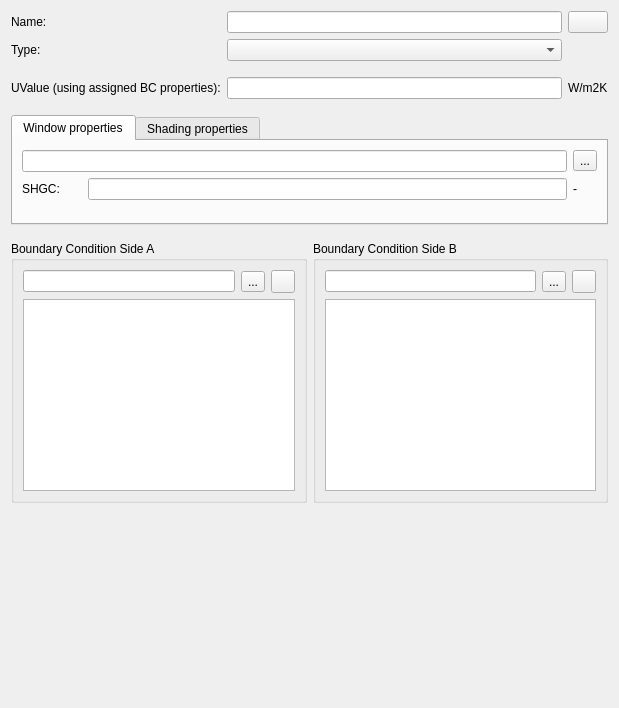
This is SIM-VICUS/src/SVDBSubSurfaceComponentEditWidget.ui in Brockaaa/SIM-VICUS as Qt 5 draws it before an edit. The edited form follows.
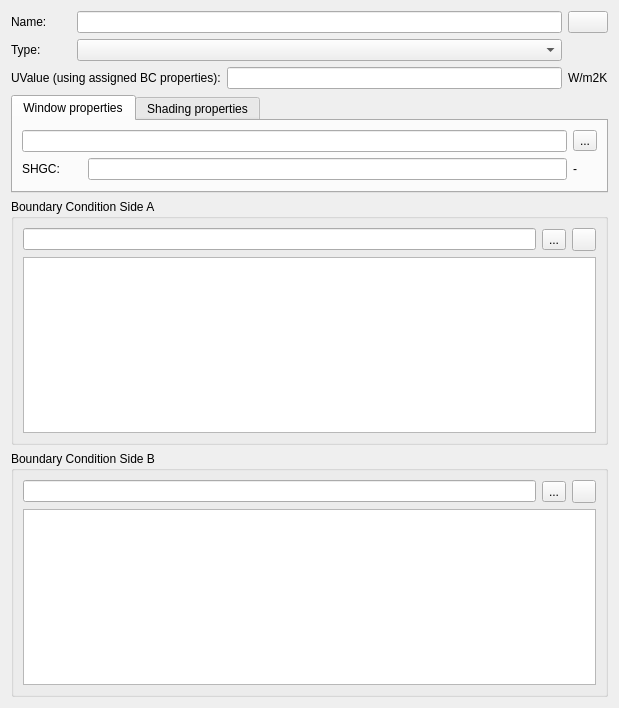
This is the edited form. The open tabs and pages were chosen to show the change. Icons and pictures are not drawn. Custom widgets are drawn as their Qt base class.

```diff
--- a/SIM-VICUS/src/SVDBSubSurfaceComponentEditWidget.ui
+++ b/SIM-VICUS/src/SVDBSubSurfaceComponentEditWidget.ui
@@ -13,22 +13,25 @@
   <property name="windowTitle">
    <string>Form</string>
   </property>
-  <layout class="QVBoxLayout" name="verticalLayout">
+  <layout class="QVBoxLayout" name="masterLayout">
    <item>
-    <layout class="QGridLayout" name="masterL">
+    <layout class="QGridLayout" name="gridLayout">
+     <item row="0" column="0">
+      <widget class="QLabel" name="labelDisplayName">
+       <property name="minimumSize">
+        <size>
+         <width>60</width>
+         <height>0</height>
+        </size>
+       </property>
+       <property name="text">
+        <string>Name:</string>
+       </property>
+      </widget>
+     </item>
      <item row="0" column="1">
       <widget class="QtExt::LanguageStringEditWidget1" name="lineEditName"/>
      </item>
-     <item row="1" column="1">
-      <widget class="QComboBox" name="comboBoxSubSurfaceType">
-       <property name="sizePolicy">
-        <sizepolicy hsizetype="Expanding" vsizetype="Fixed">
-         <horstretch>0</horstretch>
-         <verstretch>0</verstretch>
-        </sizepolicy>
-       </property>
-      </widget>
-     </item>
      <item row="0" column="2">
       <widget class="QtExt::ColorButton" name="pushButtonColor">
        <property name="sizePolicy">
@@ -39,16 +42,6 @@
        </property>
       </widget>
      </item>
-     <item row="3" column="1">
-      <widget class="QLineEdit" name="lineEditUValue">
-       <property name="toolTip">
-        <string>U-value is being calculated using the heat conduction values from the assigned boundary conditions.</string>
-       </property>
-       <property name="readOnly">
-        <bool>true</bool>
-       </property>
-      </widget>
-     </item>
      <item row="1" column="0">
       <widget class="QLabel" name="labelComponentType">
        <property name="text">
@@ -56,27 +49,21 @@
        </property>
       </widget>
      </item>
-     <item row="0" column="0">
-      <widget class="QLabel" name="labelDisplayName">
-       <property name="minimumSize">
-        <size>
-         <width>60</width>
-         <height>0</height>
-        </size>
+     <item row="1" column="1">
+      <widget class="QComboBox" name="comboBoxSubSurfaceType">
+       <property name="sizePolicy">
+        <sizepolicy hsizetype="Expanding" vsizetype="Fixed">
+         <horstretch>0</horstretch>
+         <verstretch>0</verstretch>
+        </sizepolicy>
        </property>
-       <property name="text">
-        <string>Name:</string>
-       </property>
       </widget>
      </item>
-     <item row="3" column="2">
-      <widget class="QLabel" name="labelDisplayName_3">
-       <property name="text">
-        <string>W/m2K</string>
-       </property>
-      </widget>
-     </item>
-     <item row="3" column="0">
+    </layout>
+   </item>
+   <item>
+    <layout class="QHBoxLayout" name="horizontalLayout">
+     <item>
       <widget class="QLabel" name="labelDisplayName_2">
        <property name="minimumSize">
         <size>
@@ -89,40 +76,25 @@
        </property>
       </widget>
      </item>
-     <item row="2" column="1">
-      <spacer name="verticalSpacer_3">
-       <property name="orientation">
-        <enum>Qt::Vertical</enum>
+     <item>
+      <widget class="QLineEdit" name="lineEditUValue">
+       <property name="toolTip">
+        <string>U-value is being calculated using the heat conduction values from the assigned boundary conditions.</string>
        </property>
-       <property name="sizeType">
-        <enum>QSizePolicy::Fixed</enum>
+       <property name="readOnly">
+        <bool>true</bool>
        </property>
-       <property name="sizeHint" stdset="0">
-        <size>
-         <width>20</width>
-         <height>10</height>
-        </size>
+      </widget>
+     </item>
+     <item>
+      <widget class="QLabel" name="labelDisplayName_3">
+       <property name="text">
+        <string>W/m2K</string>
        </property>
-      </spacer>
+      </widget>
      </item>
     </layout>
    </item>
-   <item>
-    <spacer name="verticalSpacer_4">
-     <property name="orientation">
-      <enum>Qt::Vertical</enum>
-     </property>
-     <property name="sizeType">
-      <enum>QSizePolicy::Fixed</enum>
-     </property>
-     <property name="sizeHint" stdset="0">
-      <size>
-       <width>20</width>
-       <height>10</height>
-      </size>
-     </property>
-    </spacer>
-   </item>
    <item>
     <widget class="QTabWidget" name="tabWidgetShading">
      <property name="sizePolicy">
@@ -132,7 +104,7 @@
       </sizepolicy>
      </property>
      <property name="currentIndex">
-      <number>0</number>
+      <number>1</number>
      </property>
      <widget class="QWidget" name="tabWindow">
       <attribute name="title">
@@ -146,13 +118,6 @@
          </property>
         </widget>
        </item>
-       <item row="1" column="2">
-        <widget class="QLabel" name="labelDisplayName_6">
-         <property name="text">
-          <string>-</string>
-         </property>
-        </widget>
-       </item>
        <item row="1" column="1">
         <widget class="QLineEdit" name="lineEditSHGCValue">
          <property name="toolTipDuration">
@@ -183,13 +148,10 @@
          </property>
         </widget>
        </item>
-       <item row="2" column="0" colspan="3">
-        <widget class="QwtPlot" name="shgcPlot" native="true">
-         <property name="sizePolicy">
-          <sizepolicy hsizetype="Expanding" vsizetype="Preferred">
-           <horstretch>0</horstretch>
-           <verstretch>0</verstretch>
-          </sizepolicy>
+       <item row="1" column="2">
+        <widget class="QLabel" name="labelDisplayName_6">
+         <property name="text">
+          <string>-</string>
          </property>
         </widget>
        </item>
@@ -254,24 +216,6 @@
     </widget>
    </item>
    <item>
-    <spacer name="verticalSpacer_5">
-     <property name="orientation">
-      <enum>Qt::Vertical</enum>
-     </property>
-     <property name="sizeType">
-      <enum>QSizePolicy::Fixed</enum>
-     </property>
-     <property name="sizeHint" stdset="0">
-      <size>
-       <width>20</width>
-       <height>10</height>
-      </size>
-     </property>
-    </spacer>
-   </item>
-   <item>
-    <layout class="QHBoxLayout" name="horizontalLayout_2">
-     <item>
       <widget class="QGroupBox" name="groupBox_2">
        <property name="title">
         <string>Boundary Condition Side A</string>
@@ -332,34 +276,8 @@
       </widget>
      </item>
     </layout>
-   </item>
-   <item>
-    <spacer name="verticalSpacer_2">
-     <property name="orientation">
-      <enum>Qt::Vertical</enum>
-     </property>
-     <property name="sizeHint" stdset="0">
-      <size>
-       <width>20</width>
-       <height>40</height>
-      </size>
-     </property>
-    </spacer>
-   </item>
-  </layout>
  </widget>
  <customwidgets>
-  <customwidget>
-   <class>QtExt::ColorButton</class>
-   <extends>QPushButton</extends>
-   <header location="global">QtExt_ColorButton.h</header>
-  </customwidget>
-  <customwidget>
-   <class>QtExt::LanguageStringEditWidget1</class>
-   <extends>QLineEdit</extends>
-   <header location="global">QtExt_LanguageStringEditWidget1.h</header>
-   <container>1</container>
-  </customwidget>
   <customwidget>
    <class>QtExt::ValidatingLineEdit</class>
    <extends>QLineEdit</extends>
@@ -369,9 +287,14 @@
    </slots>
   </customwidget>
   <customwidget>
-   <class>QwtPlot</class>
-   <extends>QWidget</extends>
-   <header location="global">qwt_plot.h</header>
+   <class>QtExt::ColorButton</class>
+   <extends>QPushButton</extends>
+   <header location="global">QtExt_ColorButton.h</header>
+  </customwidget>
+  <customwidget>
+   <class>QtExt::LanguageStringEditWidget1</class>
+   <extends>QLineEdit</extends>
+   <header location="global">QtExt_LanguageStringEditWidget1.h</header>
    <container>1</container>
   </customwidget>
  </customwidgets>
```
Lines whose indentation alone changed are shown as unchanged.
